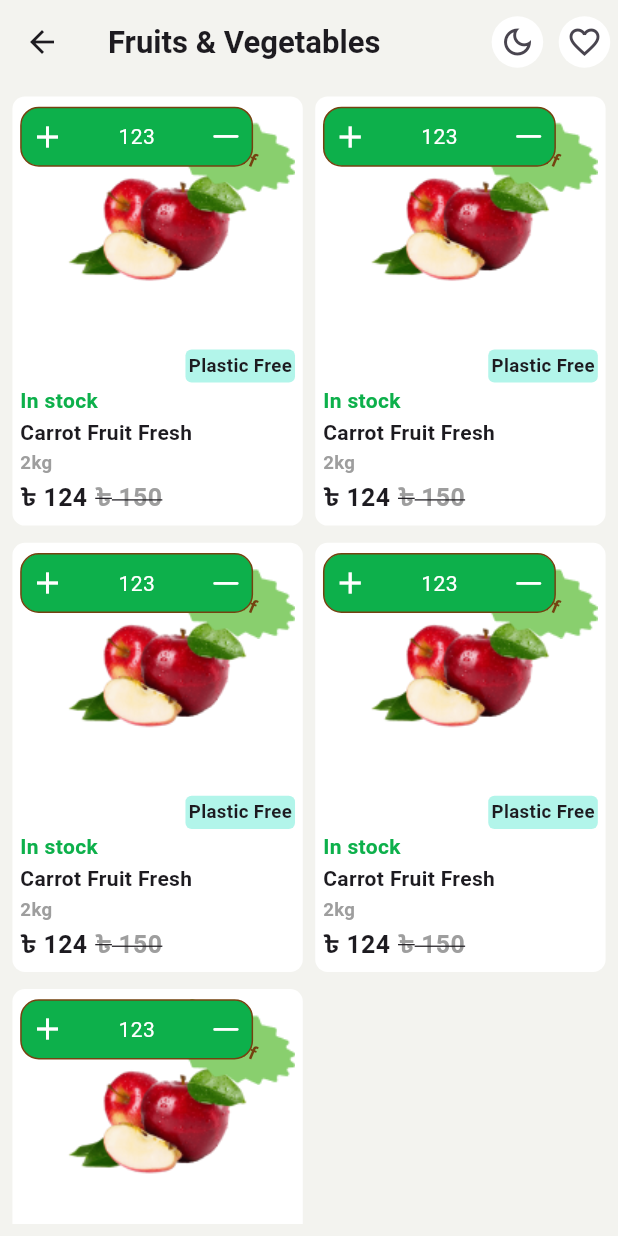
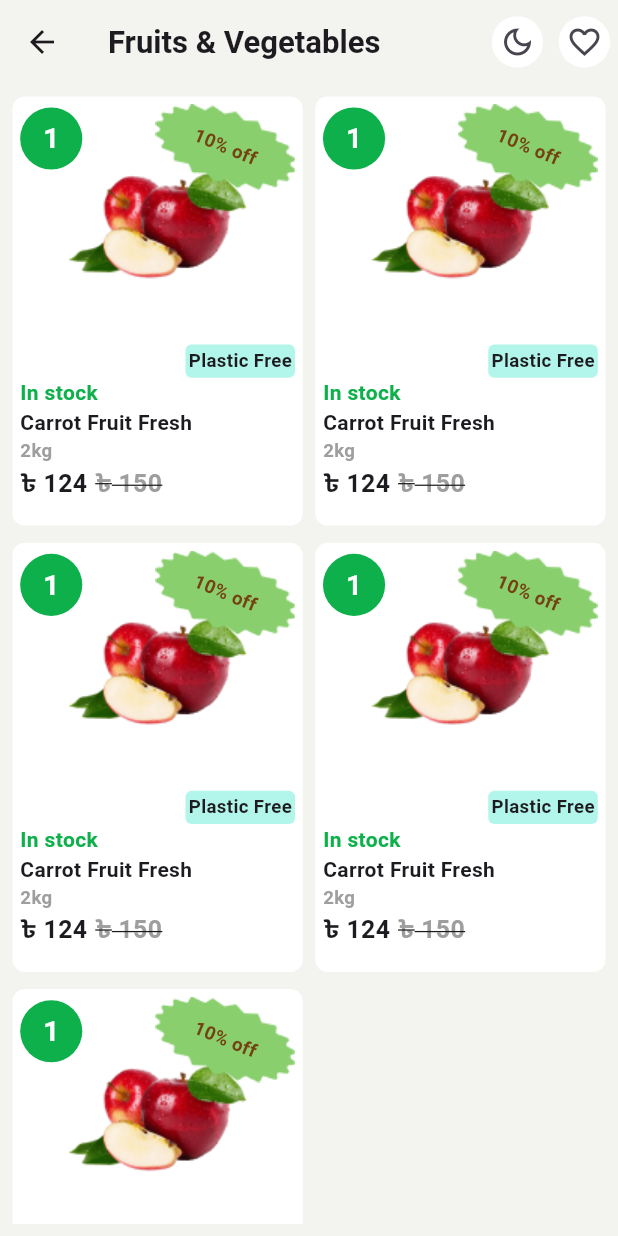
Before and after one commit to Sohag-84/Getx-State-Mangement, a Flutter app: the CategoryView screen opened by its route, on a phone screen of 412 x 824 dp. Run offline on Flutter 3.47's test engine with Material 3 defaults, Android fonts, the light colour scheme and no system bars; our stand-ins replace badges, flutter_screenutil, get.

Commit message:
create cart tap

```diff
--- a/e_commerce/lib/app/modules/category/views/category_view.dart
+++ b/e_commerce/lib/app/modules/category/views/category_view.dart
@@ -1,5 +1,3 @@
-// ignore_for_file: prefer_const_constructors
-
 import 'package:e_commerce/constant/app_colors.dart';
 import 'package:flutter/material.dart';
 import 'package:flutter_screenutil/flutter_screenutil.dart';
@@ -49,8 +47,10 @@ class CategoryView extends GetView<CategoryController> {
           itemBuilder: (BuildContext context, int index) {
             return productContainer(
               isButtonClicked: false,
-              incrementTap: (){},
-              decrementTap: (){},
+              addToCartTap: (){},
+              incrementTap: () {},
+              decrementTap: () {},
+              cartItem: 1,
               proImage: "assets/images/apple.png",
               proDiscountImage: "assets/images/discount.png",
               proDiscount: "10% off",
--- a/e_commerce/lib/app/modules/category/widgets/product_container.dart
+++ b/e_commerce/lib/app/modules/category/widgets/product_container.dart
@@ -8,6 +8,8 @@ Widget productContainer({
   required bool isButtonClicked,
   required VoidCallback incrementTap,
   required VoidCallback decrementTap,
+  required VoidCallback addToCartTap,
+  required int cartItem,
   required String proImage,
   required String proDiscountImage,
   required String? proDiscount,
@@ -26,7 +28,6 @@ Widget productContainer({
     ),
     child: Column(
       crossAxisAlignment: CrossAxisAlignment.start,
-      mainAxisAlignment: MainAxisAlignment.spaceEvenly,
       children: [
         Stack(
           alignment: Alignment.topRight,
@@ -71,7 +72,8 @@ Widget productContainer({
             ///cart
             Align(
               alignment: Alignment.topLeft,
-              child: Container(
+              child: isButtonClicked
+                  ? Container(
                       width: 150.w,
                       height: 35.h,
                       padding: EdgeInsets.symmetric(horizontal: 5.w),
@@ -93,7 +95,7 @@ Widget productContainer({
                             ),
                           ),
                           Text(
-                      "123",
+                            "$cartItem",
                             style: TextStyle(color: AppColors.whiteColor),
                           ),
                           InkWell(
@@ -104,6 +106,32 @@ Widget productContainer({
                             ),
                           ),
                         ],
+                      ),
+                    )
+                  : InkWell(
+                      onTap: addToCartTap,
+                      child: Container(
+                        height: 40.h,
+                        width: 40.w,
+                        alignment: Alignment.center,
+                        decoration: BoxDecoration(
+                          color: AppColors.pirmaryColor,
+                          shape: BoxShape.circle,
+                        ),
+                        child: cartItem == 0
+                            ? Icon(
+                                Icons.add,
+                                color: AppColors.whiteColor,
+                                size: 30.h,
+                              )
+                            : Text(
+                                "$cartItem",
+                                style: TextStyle(
+                                  fontSize: 18.sp,
+                                  fontWeight: FontWeight.w700,
+                                  color: AppColors.whiteColor,
+                                ),
+                              ),
                       ),
                     ),
             ),
```
Lines whose indentation alone changed are shown as unchanged.
